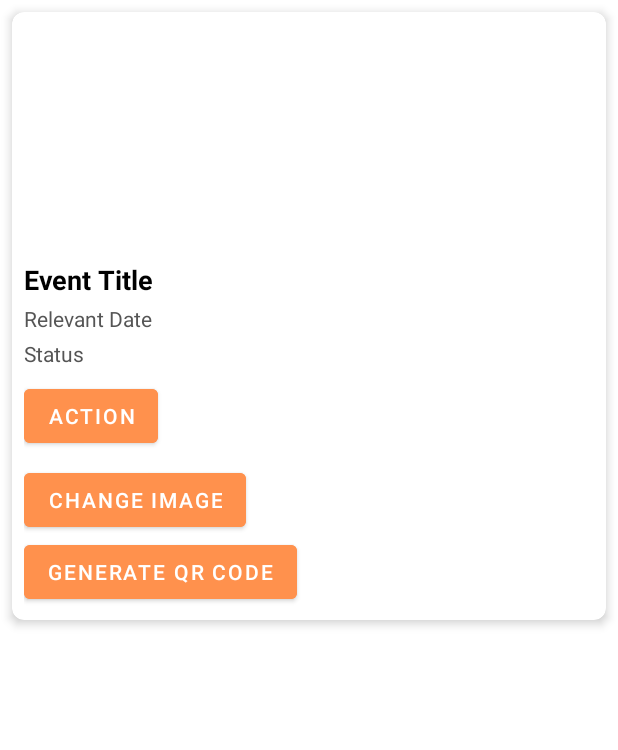
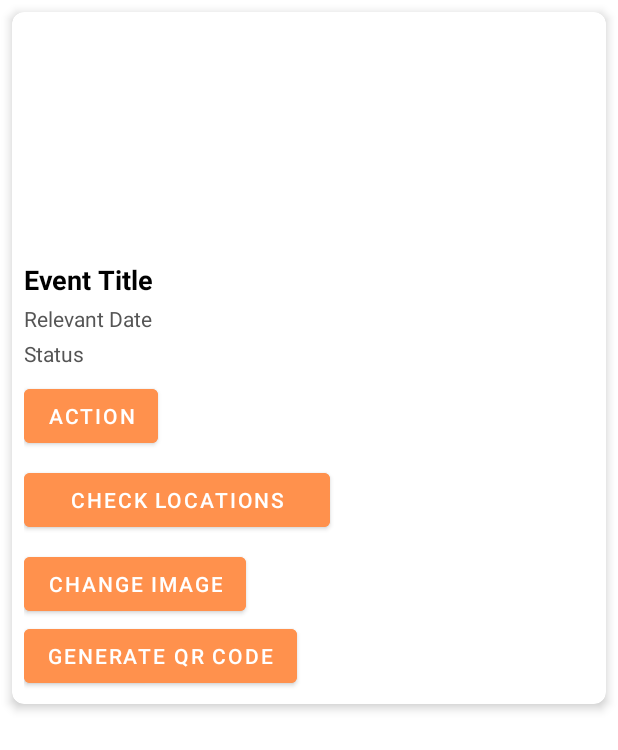
Before and after one commit to CMPUT301F24orange/orange-events, an Android app: the layout item_view_organizer_event.xml on its own in the app's theme, with its tools: preview values and no code run, on a phone screen of 412 x 824 dp. Shown: the top 750 px of the screen. Run offline under Robolectric (Android 15) with nearby library versions, the phone set to English and light mode, and no system bars.

Commit message:
Just trying geolocation stuff

```diff
--- a/app/src/main/java/com/example/orange/ui/organizer/ViewMyEventsFragment.java
+++ b/app/src/main/java/com/example/orange/ui/organizer/ViewMyEventsFragment.java
@@ -1,6 +1,7 @@
 package com.example.orange.ui.organizer;
 
 import android.app.AlertDialog;
+import android.content.Intent;
 import android.graphics.Bitmap;
 import android.graphics.BitmapFactory;
 import android.graphics.Matrix;
@@ -187,6 +188,7 @@ public class ViewMyEventsFragment extends Fragment {
             TextView lotteryStatus = eventView.findViewById(R.id.lottery_status);
             Button actionButton = eventView.findViewById(R.id.action_button);
             Button changeImageButton = eventView.findViewById(R.id.change_image_button);
+            Button checkLocationButton = eventView.findViewById(R.id.check_location_button);
 
             // Set the data
             eventTitle.setText(event.getTitle());
@@ -244,7 +246,6 @@ public class ViewMyEventsFragment extends Fragment {
                 selectedEvent = event; // Keep track of which event we're updating
                 showImageOptions();
             });
-
             organizerEventsContainer.addView(eventView);
         }
     }
--- a/app/src/main/res/layout/item_view_organizer_event.xml
+++ b/app/src/main/res/layout/item_view_organizer_event.xml
@@ -58,6 +58,17 @@
             android:backgroundTint="@color/primary"
             android:textColor="#FFFFFF"
             android:textSize="14sp" />
+
+        <Button
+            android:id="@+id/check_location_button"
+            android:layout_width="204dp"
+            android:layout_height="wrap_content"
+            android:layout_marginTop="8dp"
+            android:backgroundTint="@color/primary"
+            android:text="Check Locations"
+            android:textColor="#FFFFFF"
+            android:textSize="14sp" />
+
         <Button
             android:id="@+id/change_image_button"
             android:layout_width="wrap_content"
@@ -67,6 +78,7 @@
             android:backgroundTint="@color/primary"
             android:textColor="#FFFFFF"
             android:textSize="14sp" />
+
         <Button
             android:id="@+id/generate_QR_button"
             android:layout_width="wrap_content"
```
Also changed, not shown: app/src/main/res/layout/fragment_view_my_organizer_events.xml (+10 -4 lines).
